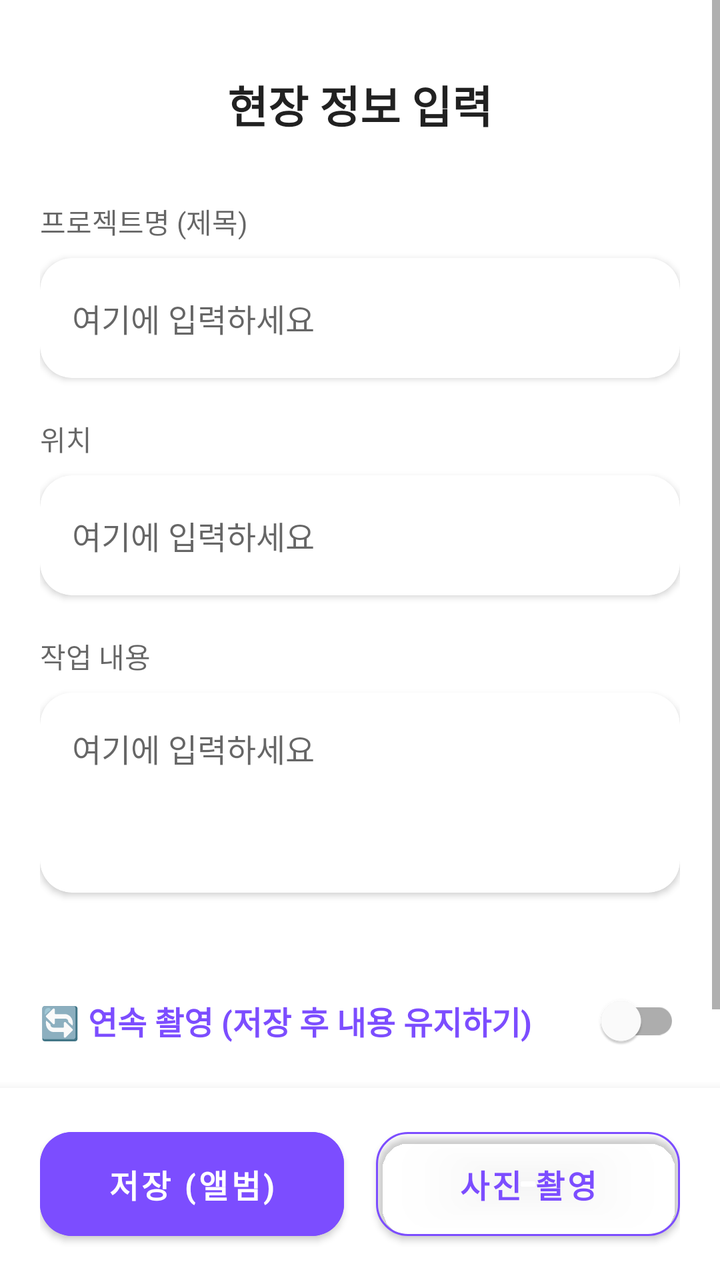
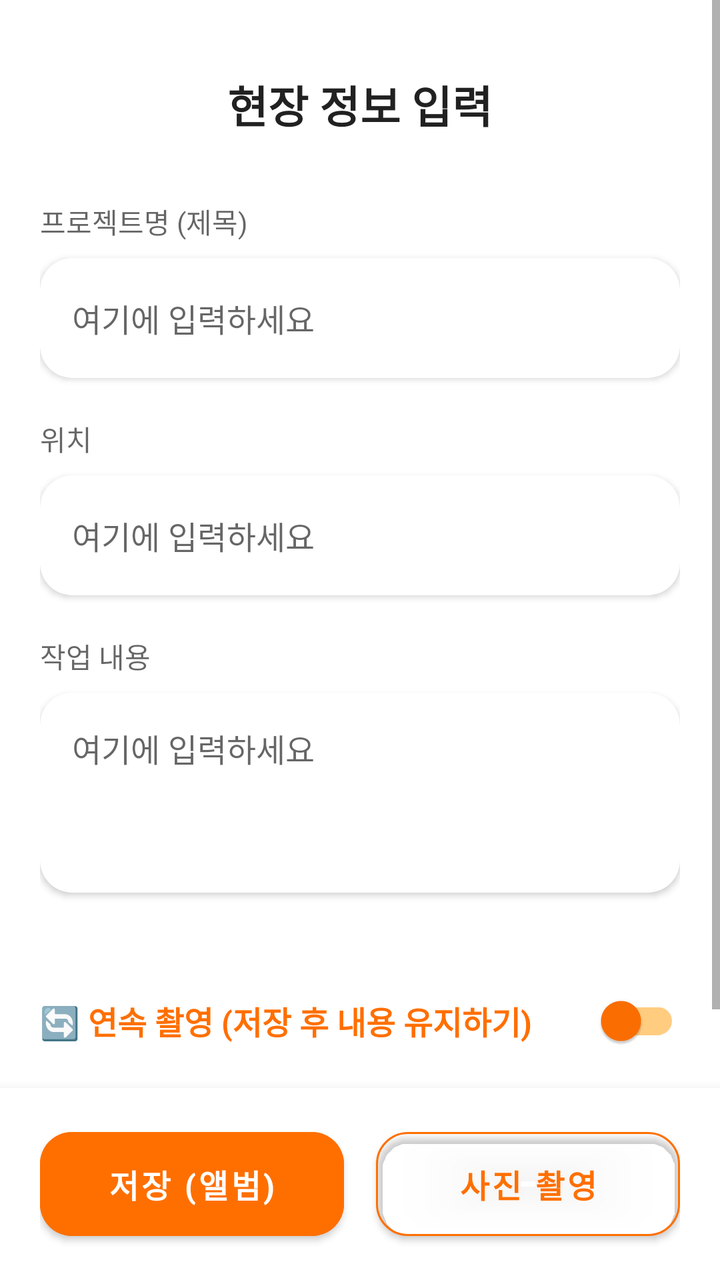

Before-and-after screenshots of an Android layout around one commit, followed by the original layout XML and the change that was made.
<!-- AndroidManifest.xml: application theme Theme.Siteboard -->
<!-- res/layout/activity_sub.xml -->
<?xml version="1.0" encoding="utf-8"?>
<androidx.constraintlayout.widget.ConstraintLayout
    xmlns:android="http://schemas.android.com/apk/res/android"
    xmlns:app="http://schemas.android.com/apk/res-auto"
    android:layout_width="match_parent"
    android:layout_height="match_parent"
    android:background="?android:attr/windowBackground"> <ScrollView
    android:layout_width="match_parent"
    android:layout_height="0dp"
    app:layout_constraintTop_toTopOf="parent"
    app:layout_constraintBottom_toTopOf="@id/layoutBottom"
    android:fillViewport="true">

    <LinearLayout
        android:layout_width="match_parent"
        android:layout_height="wrap_content"
        android:orientation="vertical"
        android:padding="20dp">

        <TextView
            android:layout_width="match_parent"
            android:layout_height="wrap_content"
            android:text="현장 정보 입력"
            android:textSize="22sp"
            android:textColor="?android:attr/textColorPrimary"
            android:textStyle="bold"
            android:gravity="center"
            android:layout_marginTop="16dp"
            android:layout_marginBottom="32dp"/>

        <TextView
            android:layout_width="wrap_content"
            android:layout_height="wrap_content"
            android:text="프로젝트명 (제목)"
            android:textColor="?android:attr/textColorSecondary"
            android:textSize="14sp"
            android:layout_marginBottom="8dp"/>

        <androidx.cardview.widget.CardView
            android:layout_width="match_parent"
            android:layout_height="60dp"
            app:cardCornerRadius="16dp"
            app:cardElevation="2dp"
            app:cardBackgroundColor="?attr/colorSurface"
            android:layout_marginBottom="20dp">
            <EditText
                android:id="@+id/etTitle"
                android:layout_width="match_parent"
                android:layout_height="match_parent"
                android:background="@null"
                android:paddingHorizontal="16dp"
                android:hint="여기에 입력하세요"
                android:textColorHint="?android:attr/textColorHint"
                android:textColor="?android:attr/textColorPrimary"
                android:textSize="16sp"
                android:inputType="text"/>
        </androidx.cardview.widget.CardView>

        <TextView
            android:layout_width="wrap_content"
            android:layout_height="wrap_content"
            android:text="위치"
            android:textColor="?android:attr/textColorSecondary"
            android:textSize="14sp"
            android:layout_marginBottom="8dp"/>

        <androidx.cardview.widget.CardView
            android:layout_width="match_parent"
            android:layout_height="60dp"
            app:cardCornerRadius="16dp"
            app:cardElevation="2dp"
            app:cardBackgroundColor="?attr/colorSurface"
            android:layout_marginBottom="20dp">
            <EditText
                android:id="@+id/etLocation"
                android:layout_width="match_parent"
                android:layout_height="match_parent"
                android:background="@null"
                android:paddingHorizontal="16dp"
                android:hint="여기에 입력하세요"
                android:textColorHint="?android:attr/textColorHint"
                android:textColor="?android:attr/textColorPrimary"
                android:textSize="16sp"
                android:inputType="text"/>
        </androidx.cardview.widget.CardView>

        <TextView
            android:layout_width="wrap_content"
            android:layout_height="wrap_content"
            android:text="작업 내용"
            android:textColor="?android:attr/textColorSecondary"
            android:textSize="14sp"
            android:layout_marginBottom="8dp"/>

        <androidx.cardview.widget.CardView
            android:layout_width="match_parent"
            android:layout_height="wrap_content"
            app:cardCornerRadius="16dp"
            app:cardElevation="2dp"
            app:cardBackgroundColor="?attr/colorSurface"
            android:layout_marginBottom="32dp">
            <EditText
                android:id="@+id/etDesc"
                android:layout_width="match_parent"
                android:layout_height="wrap_content"
                android:minHeight="100dp"
                android:gravity="top"
                android:background="@null"
                android:padding="16dp"
                android:hint="여기에 입력하세요"
                android:textColor="?android:attr/textColorPrimary"
                android:textColorHint="?android:attr/textColorHint"
                android:textSize="16sp"
                android:inputType="textMultiLine"/>
        </androidx.cardview.widget.CardView>

        <com.google.android.material.switchmaterial.SwitchMaterial
            android:id="@+id/switchContinuous"
            android:layout_width="match_parent"
            android:layout_height="wrap_content"
            android:text="🔄 연속 촬영 (저장 후 내용 유지하기)"
            android:textColor="?attr/colorPrimary"
            android:textSize="16sp"
            android:textStyle="bold"
            android:layout_marginTop="8dp"
            android:layout_marginBottom="32dp"/>

    </LinearLayout>
</ScrollView>

    <LinearLayout
        android:id="@+id/layoutBottom"
        android:layout_width="match_parent"
        android:layout_height="wrap_content"
        android:orientation="horizontal"
        android:paddingHorizontal="20dp"
        android:paddingVertical="16dp"
        android:background="?attr/colorSurface"
        android:elevation="8dp"
        app:layout_constraintBottom_toBottomOf="parent">

        <Button
            android:id="@+id/btnGallery"
            android:layout_width="0dp"
            android:layout_height="64dp"
            android:layout_weight="1"
            android:text="저장 (앨범)"
            android:textColor="?attr/colorOnPrimary"
            android:backgroundTint="?attr/colorPrimary"
            app:cornerRadius="16dp"
            android:textSize="16sp"
            android:textStyle="bold"
            android:layout_marginEnd="8dp"/>

        <Button
            android:id="@+id/btnCamera"
            android:layout_width="0dp"
            android:layout_height="64dp"
            android:layout_weight="1"
            android:text="사진 촬영"
            android:textColor="?attr/colorPrimary"
            android:backgroundTint="@android:color/transparent"
            app:strokeColor="?attr/colorPrimary"
            app:strokeWidth="1dp"
            app:cornerRadius="16dp"
            android:textSize="16sp"
            android:textStyle="bold"
            android:layout_marginStart="8dp"/>
    </LinearLayout>

    <LinearLayout
        android:id="@+id/layoutLoading"
        android:layout_width="match_parent"
        android:layout_height="match_parent"
        android:background="#99000000"
        android:gravity="center"
        android:orientation="vertical"
        android:visibility="gone"
        android:clickable="true"
        android:focusable="true"
        app:layout_constraintTop_toTopOf="parent">

        <ProgressBar
            android:layout_width="wrap_content"
            android:layout_height="wrap_content"
            android:indeterminateTint="?attr/colorPrimary"/>

        <TextView
            android:layout_width="wrap_content"
            android:layout_height="wrap_content"
            android:text="처리 중입니다..."
            android:textColor="#FFFFFF"
            android:layout_marginTop="16dp"
            android:textSize="16sp"
            android:textStyle="bold"/>
    </LinearLayout>

</androidx.constraintlayout.widget.ConstraintLayout>
<!-- resources referenced by this layout -->
<resources>
  <style name="Theme.Siteboard" parent="Theme.MaterialComponents.DayNight.NoActionBar">
  
          <item name="colorPrimary">#7C4DFF</item>
          <item name="colorPrimaryVariant">#3700B3</item>
          <item name="colorOnPrimary">#FFFFFF</item>
  
          <item name="colorSecondary">#FF6F00</item>
          <item name="colorSecondaryVariant">#FF6F00</item>
          <item name="colorOnSecondary">#FFFFFF</item>
  
          <item name="android:statusBarColor">?attr/colorPrimaryVariant</item>
      </style>
</resources>

<!-- the commit's change to res/layout/activity_sub.xml (unified diff, before → after) -->
@@ -4,129 +4,61 @@
     xmlns:app="http://schemas.android.com/apk/res-auto"
     android:layout_width="match_parent"
     android:layout_height="match_parent"
-    android:background="?android:attr/windowBackground"> <ScrollView
-    android:layout_width="match_parent"
-    android:layout_height="0dp"
-    app:layout_constraintTop_toTopOf="parent"
-    app:layout_constraintBottom_toTopOf="@id/layoutBottom"
-    android:fillViewport="true">
+    android:background="?android:attr/windowBackground">
 
-    <LinearLayout
+    <ScrollView
         android:layout_width="match_parent"
-        android:layout_height="wrap_content"
-        android:orientation="vertical"
-        android:padding="20dp">
+        android:layout_height="0dp"
+        app:layout_constraintTop_toTopOf="parent"
+        app:layout_constraintBottom_toTopOf="@id/layoutBottom"
+        android:fillViewport="true">
 
-        <TextView
+        <LinearLayout
             android:layout_width="match_parent"
             android:layout_height="wrap_content"
-            android:text="현장 정보 입력"
-            android:textSize="22sp"
-            android:textColor="?android:attr/textColorPrimary"
-            android:textStyle="bold"
-            android:gravity="center"
-            android:layout_marginTop="16dp"
-            android:layout_marginBottom="32dp"/>
+            android:orientation="vertical"
+            android:padding="20dp">
 
-        <TextView
-            android:layout_width="wrap_content"
-            android:layout_height="wrap_content"
-            android:text="프로젝트명 (제목)"
-            android:textColor="?android:attr/textColorSecondary"
-            android:textSize="14sp"
-            android:layout_marginBottom="8dp"/>
-
-        <androidx.cardview.widget.CardView
-            android:layout_width="match_parent"
-            android:layout_height="60dp"
-            app:cardCornerRadius="16dp"
-            app:cardElevation="2dp"
-            app:cardBackgroundColor="?attr/colorSurface"
-            android:layout_marginBottom="20dp">
-            <EditText
-                android:id="@+id/etTitle"
-                android:layout_width="match_parent"
-                android:layout_height="match_parent"
-                android:background="@null"
-                android:paddingHorizontal="16dp"
-                android:hint="여기에 입력하세요"
-                android:textColorHint="?android:attr/textColorHint"
-                android:textColor="?android:attr/textColorPrimary"
-                android:textSize="16sp"
-                android:inputType="text"/>
-        </androidx.cardview.widget.CardView>
-
-        <TextView
-            android:layout_width="wrap_content"
-            android:layout_height="wrap_content"
-            android:text="위치"
-            android:textColor="?android:attr/textColorSecondary"
-            android:textSize="14sp"
-            android:layout_marginBottom="8dp"/>
-
-        <androidx.cardview.widget.CardView
-            android:layout_width="match_parent"
-            android:layout_height="60dp"
-            app:cardCornerRadius="16dp"
-            app:cardElevation="2dp"
-            app:cardBackgroundColor="?attr/colorSurface"
-            android:layout_marginBottom="20dp">
-            <EditText
-                android:id="@+id/etLocation"
-                android:layout_width="match_parent"
-                android:layout_height="match_parent"
-                android:background="@null"
-                android:paddingHorizontal="16dp"
-                android:hint="여기에 입력하세요"
-                android:textColorHint="?android:attr/textColorHint"
-                android:textColor="?android:attr/textColorPrimary"
-                android:textSize="16sp"
-                android:inputType="text"/>
-        </androidx.cardview.widget.CardView>
-
-        <TextView
-            android:layout_width="wrap_content"
-            android:layout_height="wrap_content"
-            android:text="작업 내용"
-            android:textColor="?android:attr/textColorSecondary"
-            android:textSize="14sp"
-            android:layout_marginBottom="8dp"/>
-
-        <androidx.cardview.widget.CardView
-            android:layout_width="match_parent"
-            android:layout_height="wrap_content"
-            app:cardCornerRadius="16dp"
-            app:cardElevation="2dp"
-            app:cardBackgroundColor="?attr/colorSurface"
-            android:layout_marginBottom="32dp">
-            <EditText
-                android:id="@+id/etDesc"
+            <TextView
                 android:layout_width="match_parent"
                 android:layout_height="wrap_content"
-                android:minHeight="100dp"
-                android:gravity="top"
-                android:background="@null"
-                android:padding="16dp"
-                android:hint="여기에 입력하세요"
+                android:text="현장 정보 입력"
+                android:textSize="22sp"
                 android:textColor="?android:attr/textColorPrimary"
-                android:textColorHint="?android:attr/textColorHint"
+                android:textStyle="bold"
+                android:gravity="center"
+                android:layout_marginTop="16dp"
+                android:layout_marginBottom="32dp"/>
+
+            <TextView android:layout_width="wrap_content" android:layout_height="wrap_content" android:text="프로젝트명 (제목)" android:textColor="?android:attr/textColorSecondary" android:textSize="14sp" android:layout_marginBottom="8dp"/>
+            <androidx.cardview.widget.CardView android:layout_width="match_parent" android:layout_height="60dp" app:cardCornerRadius="16dp" app:cardElevation="2dp" app:cardBackgroundColor="?attr/colorSurface" android:layout_marginBottom="20dp">
+                <EditText android:id="@+id/etTitle" android:layout_width="match_parent" android:layout_height="match_parent" android:background="@null" android:paddingHorizontal="16dp" android:hint="여기에 입력하세요" android:textColorHint="?android:attr/textColorHint" android:textColor="?android:attr/textColorPrimary" android:textSize="16sp" android:inputType="text"/>
+            </androidx.cardview.widget.CardView>
+
+            <TextView android:layout_width="wrap_content" android:layout_height="wrap_content" android:text="위치" android:textColor="?android:attr/textColorSecondary" android:textSize="14sp" android:layout_marginBottom="8dp"/>
+            <androidx.cardview.widget.CardView android:layout_width="match_parent" android:layout_height="60dp" app:cardCornerRadius="16dp" app:cardElevation="2dp" app:cardBackgroundColor="?attr/colorSurface" android:layout_marginBottom="20dp">
+                <EditText android:id="@+id/etLocation" android:layout_width="match_parent" android:layout_height="match_parent" android:background="@null" android:paddingHorizontal="16dp" android:hint="여기에 입력하세요" android:textColorHint="?android:attr/textColorHint" android:textColor="?android:attr/textColorPrimary" android:textSize="16sp" android:inputType="text"/>
+            </androidx.cardview.widget.CardView>
+
+            <TextView android:layout_width="wrap_content" android:layout_height="wrap_content" android:text="작업 내용" android:textColor="?android:attr/textColorSecondary" android:textSize="14sp" android:layout_marginBottom="8dp"/>
+            <androidx.cardview.widget.CardView android:layout_width="match_parent" android:layout_height="wrap_content" app:cardCornerRadius="16dp" app:cardElevation="2dp" app:cardBackgroundColor="?attr/colorSurface" android:layout_marginBottom="32dp">
+                <EditText android:id="@+id/etDesc" android:layout_width="match_parent" android:layout_height="wrap_content" android:minHeight="100dp" android:gravity="top" android:background="@null" android:padding="16dp" android:hint="여기에 입력하세요" android:textColor="?android:attr/textColorPrimary" android:textColorHint="?android:attr/textColorHint" android:textSize="16sp" android:inputType="textMultiLine"/>
+            </androidx.cardview.widget.CardView>
+
+            <com.google.android.material.switchmaterial.SwitchMaterial
+                android:id="@+id/switchContinuous"
+                android:layout_width="match_parent"
+                android:layout_height="wrap_content"
+                android:text="🔄 연속 촬영 (저장 후 내용 유지하기)"
+                android:textColor="#FF6F00"
                 android:textSize="16sp"
-                android:inputType="textMultiLine"/>
-        </androidx.cardview.widget.CardView>
-
-        <com.google.android.material.switchmaterial.SwitchMaterial
-            android:id="@+id/switchContinuous"
-            android:layout_width="match_parent"
-            android:layout_height="wrap_content"
-            android:text="🔄 연속 촬영 (저장 후 내용 유지하기)"
-            android:textColor="?attr/colorPrimary"
-            android:textSize="16sp"
-            android:textStyle="bold"
-            android:layout_marginTop="8dp"
-            android:layout_marginBottom="32dp"/>
-
-    </LinearLayout>
-</ScrollView>
+                android:textStyle="bold"
+                app:thumbTint="#FF6F00"
+                app:trackTint="#FFCC80"
+                android:layout_marginTop="8dp"
+                android:layout_marginBottom="32dp"/>
+        </LinearLayout>
+    </ScrollView>
 
     <LinearLayout
         android:id="@+id/layoutBottom"
@@ -145,8 +77,8 @@
             android:layout_height="64dp"
             android:layout_weight="1"
             android:text="저장 (앨범)"
-            android:textColor="?attr/colorOnPrimary"
-            android:backgroundTint="?attr/colorPrimary"
+            android:textColor="#FFFFFF"
+            android:backgroundTint="#FF6F00"
             app:cornerRadius="16dp"
             android:textSize="16sp"
             android:textStyle="bold"
@@ -158,9 +90,9 @@
             android:layout_height="64dp"
             android:layout_weight="1"
             android:text="사진 촬영"
-            android:textColor="?attr/colorPrimary"
+            android:textColor="#FF6F00"
             android:backgroundTint="@android:color/transparent"
-            app:strokeColor="?attr/colorPrimary"
+            app:strokeColor="#FF6F00"
             app:strokeWidth="1dp"
             app:cornerRadius="16dp"
             android:textSize="16sp"
@@ -179,20 +111,7 @@
         android:clickable="true"
         android:focusable="true"
         app:layout_constraintTop_toTopOf="parent">
-
-        <ProgressBar
-            android:layout_width="wrap_content"
-            android:layout_height="wrap_content"
-            android:indeterminateTint="?attr/colorPrimary"/>
-
-        <TextView
-            android:layout_width="wrap_content"
-            android:layout_height="wrap_content"
-            android:text="처리 중입니다..."
-            android:textColor="#FFFFFF"
-            android:layout_marginTop="16dp"
-            android:textSize="16sp"
-            android:textStyle="bold"/>
+        <ProgressBar android:layout_width="wrap_content" android:layout_height="wrap_content" android:indeterminateTint="#FF6F00"/>
+        <TextView android:layout_width="wrap_content" android:layout_height="wrap_content" android:text="처리 중입니다..." android:textColor="#FFFFFF" android:layout_marginTop="16dp" android:textSize="16sp" android:textStyle="bold"/>
     </LinearLayout>
-
 </androidx.constraintlayout.widget.ConstraintLayout>
<!-- resource entries referenced after the edit -->
@@ -11,6 +11,12 @@
           <item name="colorOnSecondary">#FFFFFF</item>
   
           <item name="android:statusBarColor">?attr/colorPrimaryVariant</item>
+  
+          <item name="android:windowSplashScreenBackground" tools:targetApi="s">?android:attr/windowBackground</item>
+  
+          <item name="android:windowSplashScreenAnimatedIcon" tools:targetApi="s">@android:color/transparent</item>
+  
+          <item name="android:windowSplashScreenAnimationDuration" tools:targetApi="s">0</item>
       </style>
 </resources>
 
